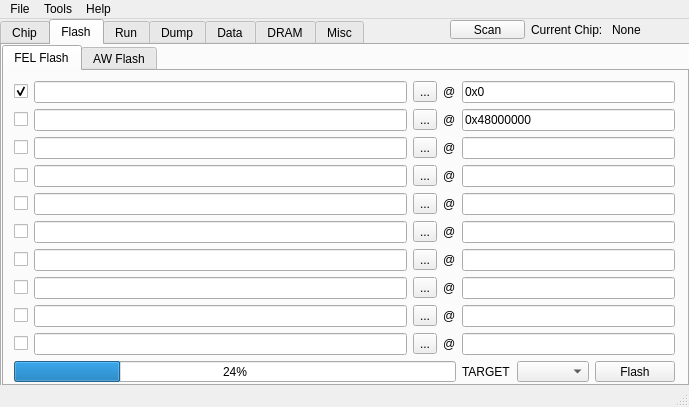
The window that src/mainwindow.ui (YuzukiTsuru/YFEL) describes before a commit, drawn with Qt 5.
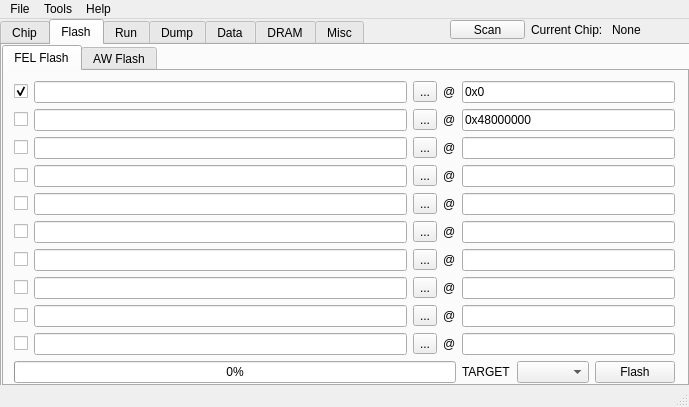
The same window after the commit. The open tabs and pages were chosen to show the change.

Commit message: add basic ui lock and release, add basic impl of dram

What changed in the file:
```diff
--- a/src/mainwindow.ui
+++ b/src/mainwindow.ui
@@ -207,7 +207,7 @@
           <x>10</x>
           <y>10</y>
           <width>661</width>
-          <height>301</height>
+          <height>308</height>
          </rect>
         </property>
         <layout class="QGridLayout" name="gridLayout_2" columnstretch="0,10,0,0,0">
@@ -546,7 +546,7 @@
          <item row="10" column="0" colspan="4">
           <widget class="QProgressBar" name="progressBar">
            <property name="value">
-            <number>24</number>
+            <number>0</number>
            </property>
           </widget>
          </item>
```
Left out of the diff: 2 changed lines with no effect on the pictures. The commit also changes 2 other files.
